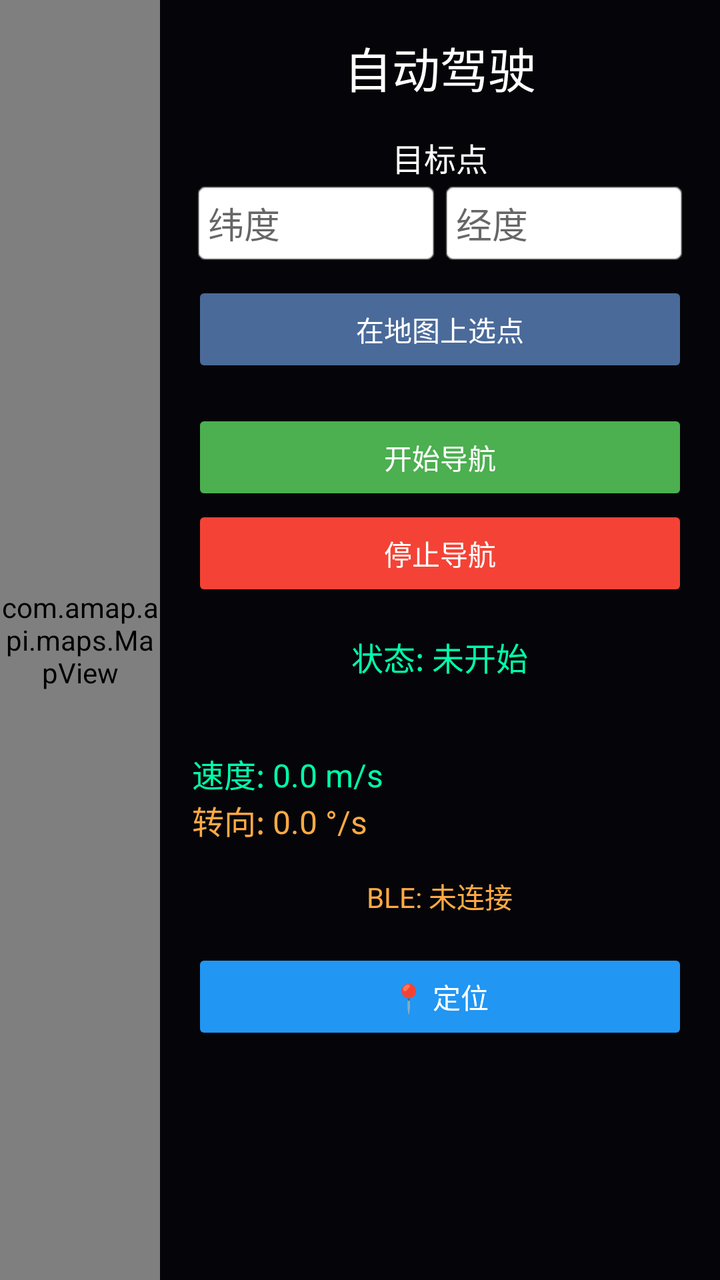
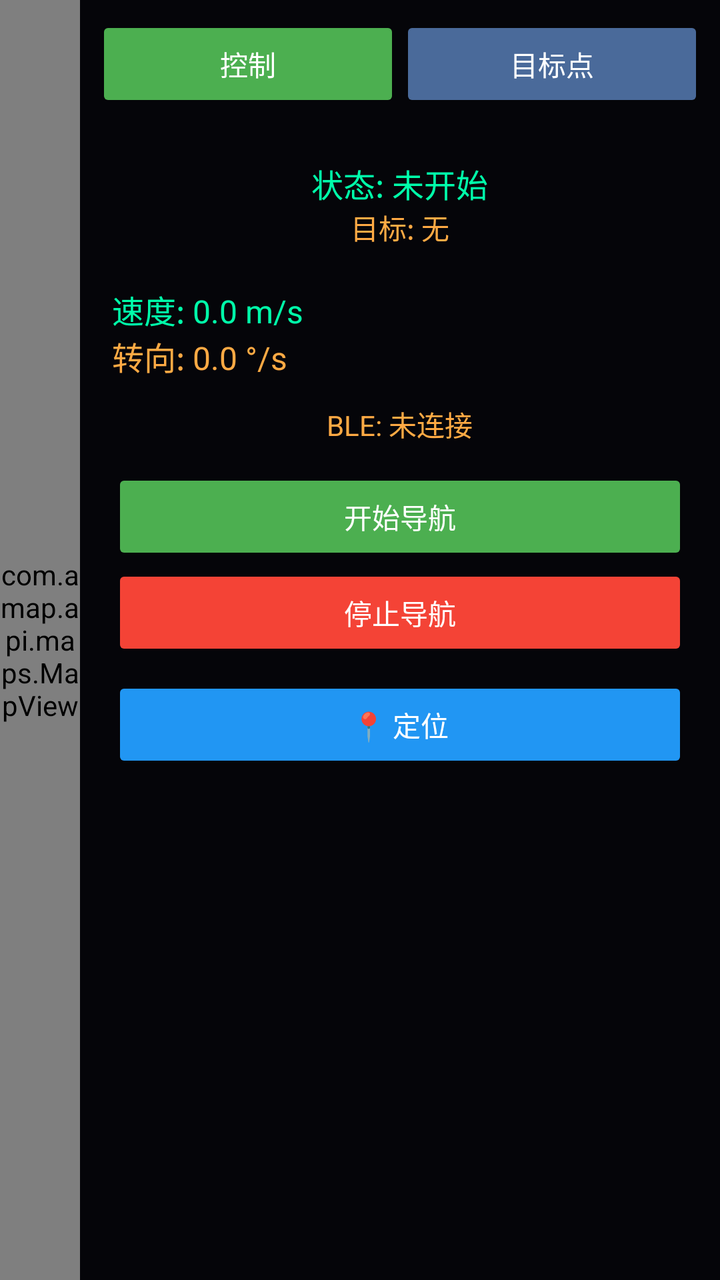

The first picture is an Android layout as it rendered before a commit; the second is the same layout after the commit. The layout source and the unified diff follow.
<!-- AndroidManifest.xml: activity theme AppTheme -->
<!-- res/layout/activity_autodrive.xml -->
<?xml version="1.0" encoding="utf-8"?>
<LinearLayout xmlns:android="http://schemas.android.com/apk/res/android"
    android:layout_width="match_parent"
    android:layout_height="match_parent"
    android:orientation="horizontal"
    android:background="#1A1A2E">

    
    <com.amap.api.maps.MapView
        android:id="@+id/autodrive_map"
        android:layout_width="0dp"
        android:layout_height="match_parent"
        android:layout_weight="1" />

    
    <ScrollView
        android:layout_width="280dp"
        android:layout_height="match_parent"
        android:background="#CC000000"
        android:scrollbars="vertical"
        android:fillViewport="true">

        <LinearLayout
            android:layout_width="match_parent"
            android:layout_height="wrap_content"
            android:orientation="vertical"
            android:padding="16dp"
            android:gravity="center_horizontal">

            <TextView
                android:layout_width="wrap_content"
                android:layout_height="wrap_content"
                android:text="自动驾驶"
                android:textSize="24sp"
                android:textColor="#FFFFFF"
                android:layout_marginBottom="16dp"/>

            <TextView
                android:layout_width="wrap_content"
                android:layout_height="wrap_content"
                android:text="目标点"
                android:textColor="#FFFFFF"
                android:textSize="16sp"/>

            <LinearLayout
                android:layout_width="match_parent"
                android:layout_height="wrap_content"
                android:orientation="horizontal">
                <EditText
                    android:id="@+id/et_target_lat"
                    android:layout_width="0dp"
                    android:layout_weight="1"
                    android:layout_height="wrap_content"
                    android:hint="纬度"
                    android:inputType="numberDecimal"
                    android:background="@android:drawable/editbox_background"
                    android:padding="8dp"
                    android:textColor="#000000"/>
                <EditText
                    android:id="@+id/et_target_lng"
                    android:layout_width="0dp"
                    android:layout_weight="1"
                    android:layout_height="wrap_content"
                    android:hint="经度"
                    android:inputType="numberDecimal"
                    android:background="@android:drawable/editbox_background"
                    android:padding="8dp"
                    android:textColor="#000000"/>
            </LinearLayout>

            <Button
                android:id="@+id/btn_set_target_by_map"
                android:layout_width="match_parent"
                android:layout_height="wrap_content"
                android:text="在地图上选点"
                android:backgroundTint="#4A6A9A"
                android:textColor="#FFFFFF"
                android:layout_marginTop="8dp"/>

            <Button
                android:id="@+id/btn_start_nav"
                android:layout_width="match_parent"
                android:layout_height="wrap_content"
                android:text="开始导航"
                android:backgroundTint="#4CAF50"
                android:textColor="#FFFFFF"
                android:layout_marginTop="16dp"/>

            <Button
                android:id="@+id/btn_stop_nav"
                android:layout_width="match_parent"
                android:layout_height="wrap_content"
                android:text="停止导航"
                android:enabled="false"
                android:backgroundTint="#F44336"
                android:textColor="#FFFFFF"/>

            <TextView
                android:id="@+id/tv_status"
                android:layout_width="wrap_content"
                android:layout_height="wrap_content"
                android:text="状态: 未开始"
                android:textColor="#00FFAA"
                android:textSize="16sp"
                android:layout_marginTop="16dp"/>

            <TextView
                android:id="@+id/tv_info"
                android:layout_width="wrap_content"
                android:layout_height="wrap_content"
                android:text=""
                android:textColor="#FFFFFF"
                android:textSize="14sp"
                android:layout_marginTop="8dp"/>
            <TextView
                android:id="@+id/tv_speed"
                android:layout_width="match_parent"
                android:layout_height="wrap_content"
                android:text="速度: 0.0 m/s"
                android:textColor="#00FFAA"
                android:textSize="16sp"
                android:layout_marginTop="8dp"/>

            <TextView
                android:id="@+id/tv_turn"
                android:layout_width="match_parent"
                android:layout_height="wrap_content"
                android:text="转向: 0.0 °/s"
                android:textColor="#FFAA44"
                android:textSize="16sp"/>
            <TextView
                android:id="@+id/tv_ble_status"
                android:layout_width="wrap_content"
                android:layout_height="wrap_content"
                android:text="BLE: 未连接"
                android:textColor="#FFAA44"
                android:textSize="14sp"
                android:layout_marginTop="16dp"/>

            
            <Button
                android:id="@+id/btn_locate"
                android:layout_width="match_parent"
                android:layout_height="wrap_content"
                android:layout_marginTop="16dp"
                android:text="📍 定位"
                android:backgroundTint="#2196F3"
                android:textColor="#FFFFFF"/>

        </LinearLayout>

    </ScrollView>

</LinearLayout>
<!-- resources referenced by this layout -->
<resources>
  <style name="AppTheme" parent="Theme.AppCompat.Light.NoActionBar" />
</resources>

<!-- the commit's change to res/layout/activity_autodrive.xml (unified diff, before → after) -->
@@ -13,142 +13,213 @@
         android:layout_weight="1" />
 
     
-    <ScrollView
-        android:layout_width="280dp"
+    <LinearLayout
+        android:layout_width="320dp"
         android:layout_height="match_parent"
+        android:orientation="vertical"
         android:background="#CC000000"
-        android:scrollbars="vertical"
-        android:fillViewport="true">
-
+        android:padding="8dp">
+
+        
         <LinearLayout
             android:layout_width="match_parent"
             android:layout_height="wrap_content"
-            android:orientation="vertical"
-            android:padding="16dp"
-            android:gravity="center_horizontal">
-
-            <TextView
-                android:layout_width="wrap_content"
+            android:orientation="horizontal"
+            android:layout_marginBottom="8dp">
+
+            <Button
+                android:id="@+id/tab_control"
+                android:layout_width="0dp"
                 android:layout_height="wrap_content"
-                android:text="自动驾驶"
-                android:textSize="24sp"
+                android:layout_weight="1"
+                android:text="控制"
                 android:textColor="#FFFFFF"
-                android:layout_marginBottom="16dp"/>
-
-            <TextView
-                android:layout_width="wrap_content"
+                android:backgroundTint="#4CAF50" />
+
+            <Button
+                android:id="@+id/tab_points"
+                android:layout_width="0dp"
                 android:layout_height="wrap_content"
+                android:layout_weight="1"
                 android:text="目标点"
                 android:textColor="#FFFFFF"
-                android:textSize="16sp"/>
-
+                android:backgroundTint="#4A6A9A" />
+        </LinearLayout>
+
+        
+        <FrameLayout
+            android:layout_width="match_parent"
+            android:layout_height="0dp"
+            android:layout_weight="1">
+
+            
+            <ScrollView
+                android:id="@+id/scroll_control"
+                android:layout_width="match_parent"
+                android:layout_height="match_parent"
+                android:fillViewport="true"
+                android:visibility="visible">
+
+                <LinearLayout
+                    android:layout_width="match_parent"
+                    android:layout_height="wrap_content"
+                    android:orientation="vertical"
+                    android:gravity="center_horizontal"
+                    android:padding="8dp">
+
+                    <TextView
+                        android:id="@+id/tv_status"
+                        android:layout_width="wrap_content"
+                        android:layout_height="wrap_content"
+                        android:text="状态: 未开始"
+                        android:textColor="#00FFAA"
+                        android:textSize="16sp"
+                        android:layout_marginTop="8dp"/>
+
+                    <TextView
+                        android:id="@+id/tv_current_target"
+                        android:layout_width="wrap_content"
+                        android:layout_height="wrap_content"
+                        android:text="目标: 无"
+                        android:textColor="#FFAA44"
+                        android:textSize="14sp"/>
+
+                    <TextView
+                        android:id="@+id/tv_info"
+                        android:layout_width="wrap_content"
+                        android:layout_height="wrap_content"
+                        android:text=""
+                        android:textColor="#FFFFFF"
+                        android:textSize="14sp"/>
+
+                    <TextView
+                        android:id="@+id/tv_speed"
+                        android:layout_width="match_parent"
+                        android:layout_height="wrap_content"
+                        android:text="速度: 0.0 m/s"
+                        android:textColor="#00FFAA"
+                        android:textSize="16sp"/>
+
+                    <TextView
+                        android:id="@+id/tv_turn"
+                        android:layout_width="match_parent"
+                        android:layout_height="wrap_content"
+                        android:text="转向: 0.0 °/s"
+                        android:textColor="#FFAA44"
+                        android:textSize="16sp"/>
+
+                    <TextView
+                        android:id="@+id/tv_ble_status"
+                        android:layout_width="wrap_content"
+                        android:layout_height="wrap_content"
+                        android:text="BLE: 未连接"
+                        android:textColor="#FFAA44"
+                        android:textSize="14sp"
+                        android:layout_marginTop="12dp"/>
+
+                    <Button
+                        android:id="@+id/btn_start_nav"
+                        android:layout_width="match_parent"
+                        android:layout_height="wrap_content"
+                        android:text="开始导航"
+                        android:backgroundTint="#4CAF50"
+                        android:textColor="#FFFFFF"
+                        android:layout_marginTop="12dp"/>
+
+                    <Button
+                        android:id="@+id/btn_stop_nav"
+                        android:layout_width="match_parent"
+                        android:layout_height="wrap_content"
+                        android:text="停止导航"
+                        android:enabled="false"
+                        android:backgroundTint="#F44336"
+                        android:textColor="#FFFFFF"/>
+
+                    <Button
+                        android:id="@+id/btn_locate"
+                        android:layout_width="match_parent"
+                        android:layout_height="wrap_content"
+                        android:layout_marginTop="8dp"
+                        android:text="📍 定位"
+                        android:backgroundTint="#2196F3"
+                        android:textColor="#FFFFFF"/>
+
+                </LinearLayout>
+            </ScrollView>
+
+            
             <LinearLayout
+                android:id="@+id/page_points"
                 android:layout_width="match_parent"
-                android:layout_height="wrap_content"
-                android:orientation="horizontal">
-                <EditText
-                    android:id="@+id/et_target_lat"
-                    android:layout_width="0dp"
+                android:layout_height="match_parent"
+                android:orientation="vertical"
+                android:padding="8dp"
+                android:visibility="gone">
+
+                <TextView
+                    android:layout_width="wrap_content"
+                    android:layout_height="wrap_content"
+                    android:text="目标点列表"
+                    android:textColor="#FFFFFF"
+                    android:textSize="18sp"
+                    android:layout_marginBottom="8dp"/>
+
+                <ListView
+                    android:id="@+id/lv_waypoints"
+                    android:layout_width="match_parent"
+                    android:layout_height="0dp"
                     android:layout_weight="1"
+                    android:background="#33000000"
+                    android:padding="4dp"
+                    android:divider="#444444"
+                    android:dividerHeight="1dp"
+                    android:choiceMode="singleChoice"/>
+
+                
+                <LinearLayout
+                    android:layout_width="match_parent"
                     android:layout_height="wrap_content"
-                    android:hint="纬度"
-                    android:inputType="numberDecimal"
-                    android:background="@android:drawable/editbox_background"
-                    android:padding="8dp"
-                    android:textColor="#000000"/>
-                <EditText
-                    android:id="@+id/et_target_lng"
-                    android:layout_width="0dp"
-                    android:layout_weight="1"
-                    android:layout_height="wrap_content"
-                    android:hint="经度"
-                    android:inputType="numberDecimal"
-                    android:background="@android:drawable/editbox_background"
-                    android:padding="8dp"
-                    android:textColor="#000000"/>
+                    android:orientation="horizontal"
+                    android:layout_marginTop="8dp">
+
+                    <Button
+                        android:id="@+id/btn_add_current_pos"
+                        android:layout_width="0dp"
+                        android:layout_weight="1"
+                        android:layout_height="wrap_content"
+                        android:text="标记自己"
+                        android:textSize="12sp"
+                        android:backgroundTint="#4A6A9A"
+                        android:textColor="#FFFFFF"/>
+
+                    <Button
+                        android:id="@+id/btn_delete_selected"
+                        android:layout_width="0dp"
+                        android:layout_weight="1"
+                        android:layout_height="wrap_content"
+                        android:text="删除选中"
+                        android:textSize="12sp"
+                        android:backgroundTint="#F44336"
+                        android:textColor="#FFFFFF"
+                        android:layout_marginStart="4dp"/>
+
+                    <Button
+                        android:id="@+id/btn_clear_points"
+                        android:layout_width="0dp"
+                        android:layout_weight="1"
+                        android:layout_height="wrap_content"
+                        android:text="清空所有"
+                        android:textSize="12sp"
+                        android:backgroundTint="#FF5722"
+                        android:textColor="#FFFFFF"
+                        android:layout_marginStart="4dp"/>
+
+                </LinearLayout>
+
             </LinearLayout>
 
-            <Button
-                android:id="@+id/btn_set_target_by_map"
-                android:layout_width="match_parent"
-                android:layout_height="wrap_content"
-                android:text="在地图上选点"
-                android:backgroundTint="#4A6A9A"
-                android:textColor="#FFFFFF"
-                android:layout_marginTop="8dp"/>
-
-            <Button
-                android:id="@+id/btn_start_nav"
-                android:layout_width="match_parent"
-                android:layout_height="wrap_content"
-                android:text="开始导航"
-                android:backgroundTint="#4CAF50"
-                android:textColor="#FFFFFF"
-                android:layout_marginTop="16dp"/>
-
-            <Button
-                android:id="@+id/btn_stop_nav"
-                android:layout_width="match_parent"
-                android:layout_height="wrap_content"
-                android:text="停止导航"
-                android:enabled="false"
-                android:backgroundTint="#F44336"
-                android:textColor="#FFFFFF"/>
-
-            <TextView
-                android:id="@+id/tv_status"
-                android:layout_width="wrap_content"
-                android:layout_height="wrap_content"
-                android:text="状态: 未开始"
-                android:textColor="#00FFAA"
-                android:textSize="16sp"
-                android:layout_marginTop="16dp"/>
-
-            <TextView
-                android:id="@+id/tv_info"
-                android:layout_width="wrap_content"
-                android:layout_height="wrap_content"
-                android:text=""
-                android:textColor="#FFFFFF"
-                android:textSize="14sp"
-                android:layout_marginTop="8dp"/>
-            <TextView
-                android:id="@+id/tv_speed"
-                android:layout_width="match_parent"
-                android:layout_height="wrap_content"
-                android:text="速度: 0.0 m/s"
-                android:textColor="#00FFAA"
-                android:textSize="16sp"
-                android:layout_marginTop="8dp"/>
-
-            <TextView
-                android:id="@+id/tv_turn"
-                android:layout_width="match_parent"
-                android:layout_height="wrap_content"
-                android:text="转向: 0.0 °/s"
-                android:textColor="#FFAA44"
-                android:textSize="16sp"/>
-            <TextView
-                android:id="@+id/tv_ble_status"
-                android:layout_width="wrap_content"
-                android:layout_height="wrap_content"
-                android:text="BLE: 未连接"
-                android:textColor="#FFAA44"
-                android:textSize="14sp"
-                android:layout_marginTop="16dp"/>
-
-            
-            <Button
-                android:id="@+id/btn_locate"
-                android:layout_width="match_parent"
-                android:layout_height="wrap_content"
-                android:layout_marginTop="16dp"
-                android:text="📍 定位"
-                android:backgroundTint="#2196F3"
-                android:textColor="#FFFFFF"/>
-
-        </LinearLayout>
-
-    </ScrollView>
+        </FrameLayout>
+
+    </LinearLayout>
 
 </LinearLayout>
